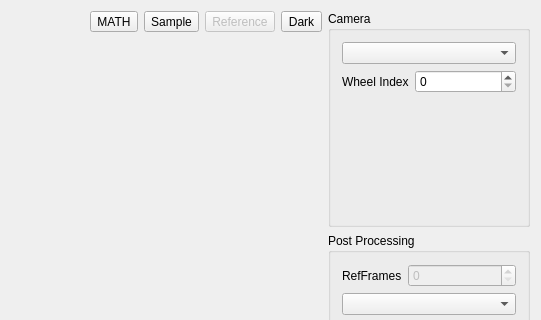
northriv/KAME, file modules/optics/odmrimagingform.ui: the form before one commit; both pictures show x 179 to 720 and y 0 to 320 of the 720 by 510 pixel window.
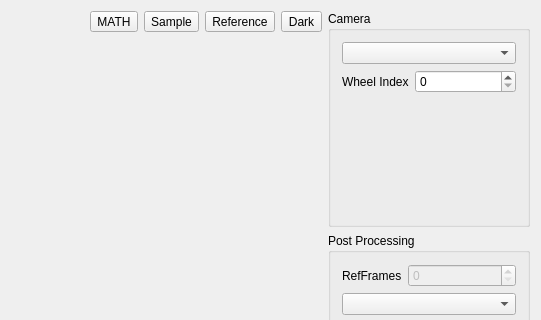
The form after the commit. Custom widgets are drawn as their Qt base class.

What changed in the file:
```diff
--- a/modules/optics/odmrimagingform.ui
+++ b/modules/optics/odmrimagingform.ui
@@ -55,7 +55,7 @@
         <item>
          <widget class="QToolButton" name="m_tbRefObjMenu">
           <property name="enabled">
-           <bool>false</bool>
+           <bool>true</bool>
           </property>
           <property name="text">
            <string>Reference</string>
```
